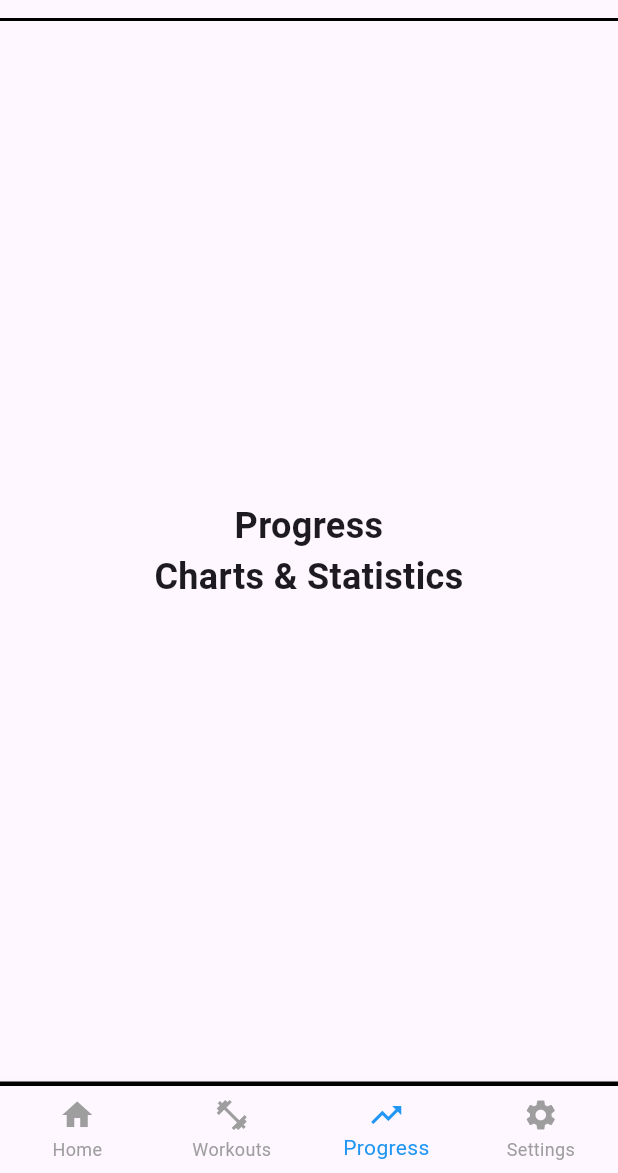
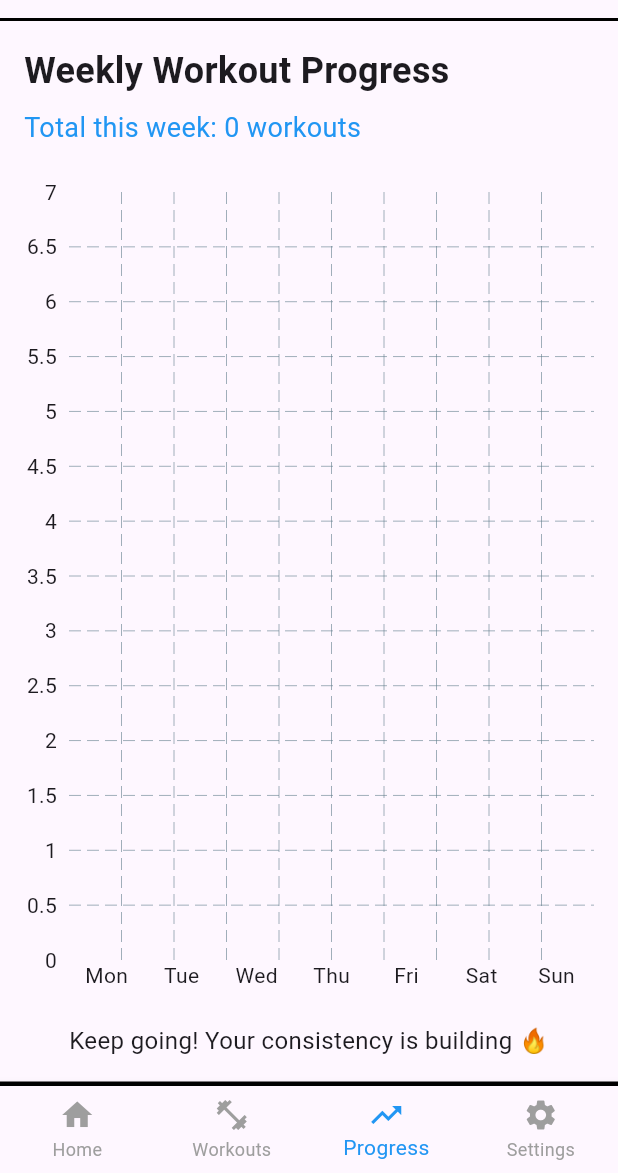
Before and after one commit to Superjzz12138/SocialAnxiTeam_Project1, a Flutter app: the screen it shows after launch, item 3 of the bottom bar chosen, on a phone screen of 412 x 824 dp, the part 63-1236 px from its top. Run offline on Flutter 3.47's test engine with Material 3 defaults, Android fonts, the phone set to English and light mode, and no system bars; drawn by our look-alikes of fl_chart; our stand-ins replace sqflite; accounts and stored records are empty.

Commit message:
- HomeTab: Daily check-in with streak tracking and check-in history - WorkoutsTab: Add, list and delete workout plans - ProgressTab: Weekly bar chart using fl_chart - SettingsTab: Dark/Light theme toggle - Flexed database type errors, context issues
Developer: Justin Wu(002576824)
Project is almost ready for submission

```diff
--- a/lib/main.dart
+++ b/lib/main.dart
@@ -2,6 +2,7 @@ import 'package:flutter/material.dart';
 import 'package:provider/provider.dart';
 import 'package:socialanxiteam_project1/models/workout_plan.dart';
 import 'database/database_helper.dart';
+import 'package:fl_chart/fl_chart.dart';
 
 void main() {
   runApp(
@@ -399,15 +400,133 @@ class _WorkoutsTabState extends State<WorkoutsTab> {
   }
 }
 
-class ProgressTab extends StatelessWidget {
+// Progress Tab
+
+class ProgressTab extends StatefulWidget {
   const ProgressTab({super.key});
+
   @override
-  Widget build(BuildContext context) => const Center(
-        child: Text('Progress\nCharts & Statistics',
+  State<ProgressTab> createState() => _ProgressTabState();
+}
+
+class _ProgressTabState extends State<ProgressTab> {
+  final DatabaseHelper _dbHelper = DatabaseHelper.instance;
+  List<BarChartGroupData> _barGroups = [];
+  bool _isLoading = true;
+  int _totalThisWeek = 0;
+
+  @override
+  void initState() {
+    super.initState();
+    _loadProgressData();
+  }
+
+  Future<void> _loadProgressData() async {
+    final history = await _dbHelper.getCheckInHistory();
+
+
+    final now = DateTime.now();
+    final last7Days = List.generate(7, (index) {
+      final date = now.subtract(Duration(days: index));
+      final dateStr = date.toIso8601String().split('T')[0];
+      final count = history.where((d) => d == dateStr).length;
+      return {'day': _getDayName(date.weekday), 'count': count};
+    }).reversed.toList();
+
+    setState(() {
+      _barGroups = last7Days.asMap().entries.map((entry) {
+        final index = entry.key;
+        final data = entry.value;
+        return BarChartGroupData(
+          x: index,
+          barRods: [
+            BarChartRodData(
+              toY: (data['count'] as num).toDouble(),
+              color: Colors.blue,
+              width: 20,
+              borderRadius: const BorderRadius.vertical(top: Radius.circular(6)),
+            ),
+          ],
+        );
+      }).toList();
+
+      _totalThisWeek = last7Days.fold(0, (sum, item) => sum + (item['count'] as int));
+      _isLoading = false;
+    });
+  }
+
+  String _getDayName(int weekday) {
+    const days = ['Mon', 'Tue', 'Wed', 'Thu', 'Fri', 'Sat', 'Sun'];
+    return days[weekday - 1];
+  }
+
+  @override
+  Widget build(BuildContext context) {
+    if (_isLoading) {
+      return const Center(child: CircularProgressIndicator());
+    }
+
+    return Padding(
+      padding: const EdgeInsets.all(16.0),
+      child: Column(
+        crossAxisAlignment: CrossAxisAlignment.start,
+        children: [
+          const Text(
+            'Weekly Workout Progress',
             style: TextStyle(fontSize: 24, fontWeight: FontWeight.bold),
-            textAlign: TextAlign.center),
-      );
+          ),
+          const SizedBox(height: 8),
+          Text(
+            'Total this week: $_totalThisWeek workouts',
+            style: const TextStyle(fontSize: 18, color: Colors.blue),
+          ),
+          const SizedBox(height: 30),
+
+          Expanded(
+            child: BarChart(
+              BarChartData(
+                alignment: BarChartAlignment.spaceAround,
+                maxY: 7,
+                barTouchData: BarTouchData(enabled: true),
+                titlesData: FlTitlesData(
+                  show: true,
+                  bottomTitles: AxisTitles(
+                    sideTitles: SideTitles(
+                      showTitles: true,
+                      getTitlesWidget: (value, meta) {
+                        const days = ['Mon', 'Tue', 'Wed', 'Thu', 'Fri', 'Sat', 'Sun'];
+                        if (value.toInt() >= 0 && value.toInt() < days.length) {
+                          return Text(days[value.toInt()]);
+                        }
+                        return const Text('');
+                      },
+                    ),
+                  ),
+                  leftTitles: AxisTitles(
+                    sideTitles: SideTitles(showTitles: true, reservedSize: 30),
+                  ),
+                  topTitles: const AxisTitles(sideTitles: SideTitles(showTitles: false)),
+                  rightTitles: const AxisTitles(sideTitles: SideTitles(showTitles: false)),
+                ),
+                borderData: FlBorderData(show: false),
+                barGroups: _barGroups,
+              ),
+            ),
+          ),
+
+          const SizedBox(height: 20),
+          const Center(
+            child: Text(
+              'Keep going! Your consistency is building 🔥',
+              style: TextStyle(fontSize: 16),
+            ),
+          ),
+        ],
+      ),
+    );
+  }
 }
+
 
 class SettingsTab extends StatelessWidget {
   const SettingsTab({super.key});
```
